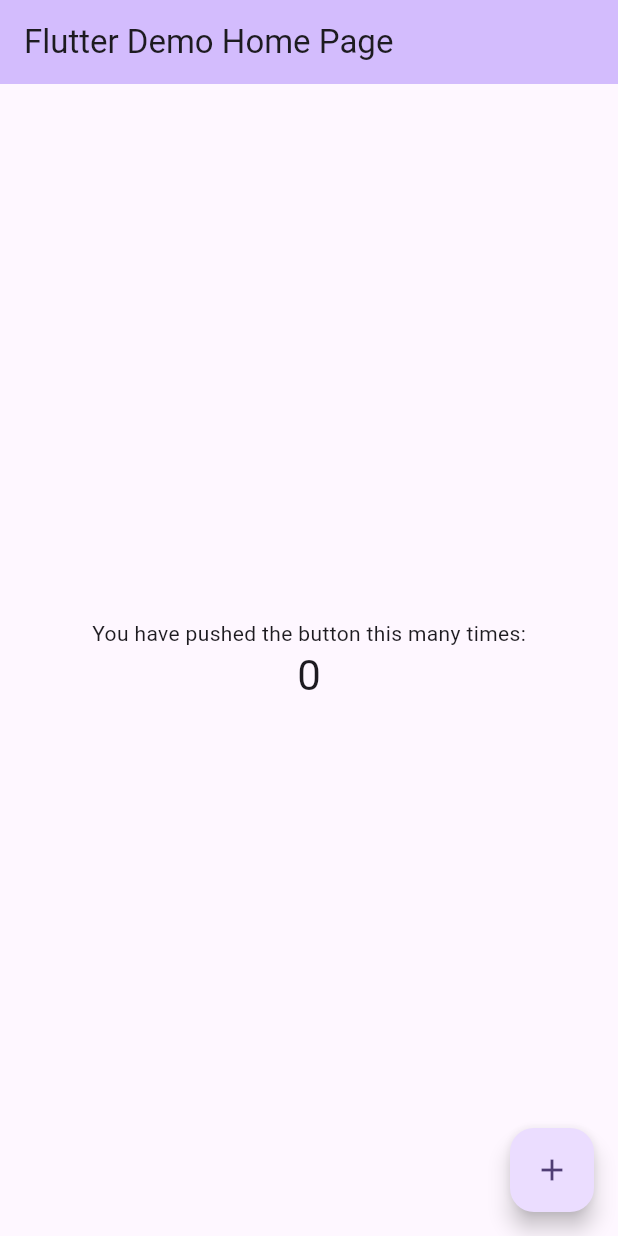
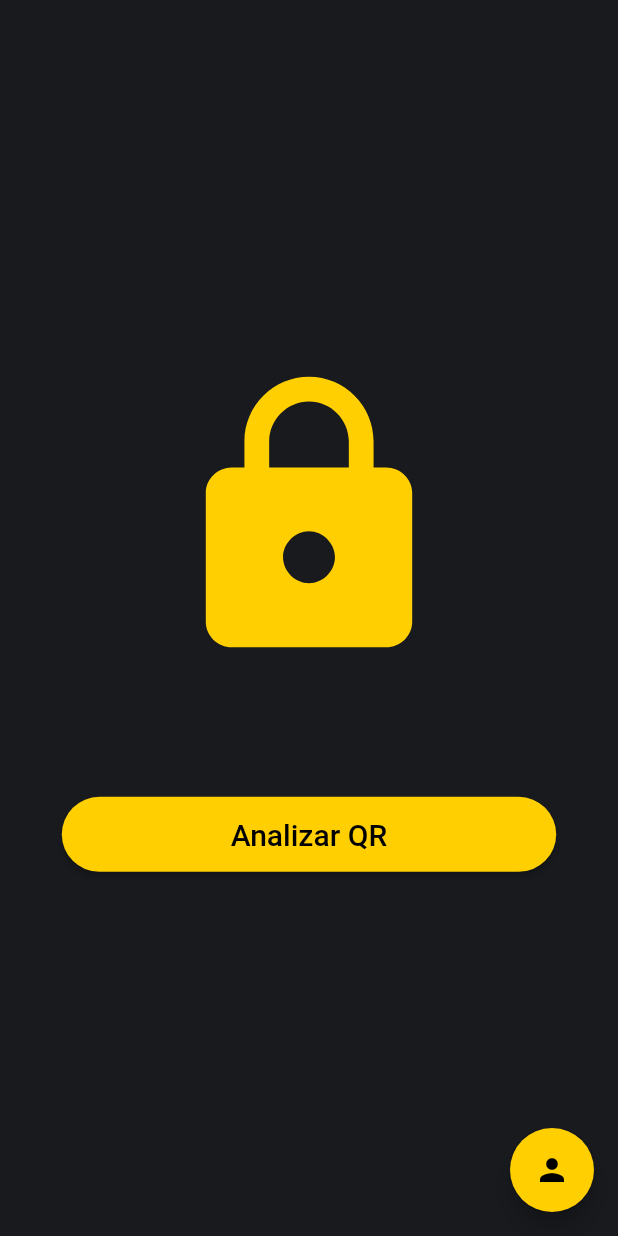
Before and after one commit to cobyzero/Access-Key-App, a Flutter app: the screen it shows after launch, on a phone screen of 412 x 824 dp. Run offline on Flutter 3.47's test engine with Material 2 defaults, Android fonts, the phone set to English and light mode, and no system bars; our stand-ins replace go_router.

Commit message:
feat: agregado screen main, widget render_windows, render_input, render_button, go_router

```diff
--- /dev/null
+++ b/lib/config/routes/routes.dart
@@ -0,0 +1,17 @@
+import 'package:access_key_app/infraestructure/presentation/screens/home_screen.dart';
+import 'package:access_key_app/infraestructure/presentation/screens/main_screen.dart';
+import 'package:go_router/go_router.dart';
+
+GoRouter goRouter = GoRouter(
+  initialLocation: "/main",
+  routes: [
+    GoRoute(
+      path: "/main",
+      builder: (context, state) => const MainScreen(),
+    ),
+    GoRoute(
+      path: "/home",
+      builder: (context, state) => const HomeScreen(),
+    )
+  ],
+);
--- /dev/null
+++ b/lib/config/util/colors.dart
@@ -0,0 +1,5 @@
+import 'package:flutter/material.dart';
+
+const kPrimaryColor = Color(0xffFFCF01);
+const kBackgroundColor = Color(0xff181A1E);
+const kContainersColor = Color(0xff1F2125);
--- /dev/null
+++ b/lib/infraestructure/presentation/screens/main_screen.dart
@@ -0,0 +1,44 @@
+import 'package:access_key_app/config/util/colors.dart';
+import 'package:access_key_app/infraestructure/presentation/widgets/render_button.dart';
+import 'package:access_key_app/infraestructure/presentation/widgets/render_windows.dart';
+import 'package:flutter/material.dart';
+import 'package:go_router/go_router.dart';
+
+class MainScreen extends StatelessWidget {
+  const MainScreen({super.key});
+
+  @override
+  Widget build(BuildContext context) {
+    final size = MediaQuery.of(context).size;
+    return RenderWindows(
+      floatingActionButton: FloatingActionButton(
+        backgroundColor: kPrimaryColor,
+        onPressed: () => context.go("/home"),
+        child: const Icon(
+          Icons.person,
+          color: Colors.black,
+        ),
+      ),
+      child: Center(
+        child: SingleChildScrollView(
+          child: Column(
+            children: [
+              Icon(
+                Icons.lock,
+                size: size.width * .5,
+                color: kPrimaryColor,
+              ),
+              SizedBox(
+                height: size.height * .1,
+              ),
+              RenderButton(
+                onPressed: () {},
+                text: "Analizar QR",
+              )
+            ],
+          ),
+        ),
+      ),
+    );
+  }
+}
--- /dev/null
+++ b/lib/infraestructure/presentation/widgets/render_button.dart
@@ -0,0 +1,29 @@
+import 'package:access_key_app/config/util/colors.dart';
+import 'package:flutter/material.dart';
+
+class RenderButton extends StatelessWidget {
+  const RenderButton({
+    super.key,
+    required this.text,
+    required this.onPressed,
+  });
+
+  final String text;
+  final Function() onPressed;
+
+  @override
+  Widget build(BuildContext context) {
+    return ElevatedButton(
+      style: ElevatedButton.styleFrom(
+          fixedSize: Size(MediaQuery.of(context).size.width, 50),
+          shape: const StadiumBorder(),
+          backgroundColor: kPrimaryColor,
+          foregroundColor: Colors.black),
+      onPressed: onPressed,
+      child: Text(
+        text,
+        style: const TextStyle(fontSize: 20),
+      ),
+    );
+  }
+}
--- /dev/null
+++ b/lib/infraestructure/presentation/widgets/render_input.dart
@@ -0,0 +1,10 @@
+import 'package:flutter/material.dart';
+
+class RenderInput extends StatelessWidget {
+  const RenderInput({super.key});
+
+  @override
+  Widget build(BuildContext context) {
+    return TextFormField();
+  }
+}
--- /dev/null
+++ b/lib/infraestructure/presentation/widgets/render_windows.dart
@@ -0,0 +1,32 @@
+import 'package:access_key_app/config/util/colors.dart';
+import 'package:flutter/material.dart';
+
+class RenderWindows extends StatelessWidget {
+  const RenderWindows({
+    super.key,
+    required this.child,
+    this.backgroundColor = kBackgroundColor,
+    this.padding,
+    this.floatingActionButton,
+  });
+
+  final Widget? child;
+  final Color backgroundColor;
+  final double? padding;
+  final Widget? floatingActionButton;
+
+  @override
+  Widget build(BuildContext context) {
+    final size = MediaQuery.of(context).size;
+    return Scaffold(
+      floatingActionButton: floatingActionButton,
+      backgroundColor: backgroundColor,
+      body: SafeArea(
+        child: Container(
+          padding: EdgeInsets.all(padding ?? size.width * .1),
+          child: child,
+        ),
+      ),
+    );
+  }
+}
--- a/lib/main.dart
+++ b/lib/main.dart
@@ -1,125 +1,17 @@
+import 'package:access_key_app/config/routes/routes.dart';
 import 'package:flutter/material.dart';
 
-void main() {
-  runApp(const MyApp());
-}
+void main() => runApp(const MyApp());
 
 class MyApp extends StatelessWidget {
   const MyApp({super.key});
 
-  // This widget is the root of your application.
   @override
   Widget build(BuildContext context) {
-    return MaterialApp(
-      title: 'Flutter Demo',
-      theme: ThemeData(
-        // This is the theme of your application.
-        //
-        // TRY THIS: Try running your application with "flutter run". You'll see
-        // the application has a blue toolbar. Then, without quitting the app,
-        // try changing the seedColor in the colorScheme below to Colors.green
-        // and then invoke "hot reload" (save your changes or press the "hot
-        // reload" button in a Flutter-supported IDE, or press "r" if you used
-        // the command line to start the app).
-        //
-        // Notice that the counter didn't reset back to zero; the application
-        // state is not lost during the reload. To reset the state, use hot
-        // restart instead.
-        //
-        // This works for code too, not just values: Most code changes can be
-        // tested with just a hot reload.
-        colorScheme: ColorScheme.fromSeed(seedColor: Colors.deepPurple),
-        useMaterial3: true,
-      ),
-      home: const MyHomePage(title: 'Flutter Demo Home Page'),
+    return MaterialApp.router(
+      title: 'Material App',
+      routerConfig: goRouter,
+      debugShowCheckedModeBanner: false,
     );
   }
 }
-
-class MyHomePage extends StatefulWidget {
-  const MyHomePage({super.key, required this.title});
-
-  // This widget is the home page of your application. It is stateful, meaning
-  // that it has a State object (defined below) that contains fields that affect
-  // how it looks.
-
-  // This class is the configuration for the state. It holds the values (in this
-  // case the title) provided by the parent (in this case the App widget) and
-  // used by the build method of the State. Fields in a Widget subclass are
-  // always marked "final".
-
-  final String title;
-
-  @override
-  State<MyHomePage> createState() => _MyHomePageState();
-}
-
-class _MyHomePageState extends State<MyHomePage> {
-  int _counter = 0;
-
-  void _incrementCounter() {
-    setState(() {
-      // This call to setState tells the Flutter framework that something has
-      // changed in this State, which causes it to rerun the build method below
-      // so that the display can reflect the updated values. If we changed
-      // _counter without calling setState(), then the build method would not be
-      // called again, and so nothing would appear to happen.
-      _counter++;
-    });
-  }
-
-  @override
-  Widget build(BuildContext context) {
-    // This method is rerun every time setState is called, for instance as done
-    // by the _incrementCounter method above.
-    //
-    // The Flutter framework has been optimized to make rerunning build methods
-    // fast, so that you can just rebuild anything that needs updating rather
-    // than having to individually change instances of widgets.
-    return Scaffold(
-      appBar: AppBar(
-        // TRY THIS: Try changing the color here to a specific color (to
-        // Colors.amber, perhaps?) and trigger a hot reload to see the AppBar
-        // change color while the other colors stay the same.
-        backgroundColor: Theme.of(context).colorScheme.inversePrimary,
-        // Here we take the value from the MyHomePage object that was created by
-        // the App.build method, and use it to set our appbar title.
-        title: Text(widget.title),
-      ),
-      body: Center(
-        // Center is a layout widget. It takes a single child and positions it
-        // in the middle of the parent.
-        child: Column(
-          // Column is also a layout widget. It takes a list of children and
-          // arranges them vertically. By default, it sizes itself to fit its
-          // children horizontally, and tries to be as tall as its parent.
-          //
-          // Column has various properties to control how it sizes itself and
-          // how it positions its children. Here we use mainAxisAlignment to
-          // center the children vertically; the main axis here is the vertical
-          // axis because Columns are vertical (the cross axis would be
-          // horizontal).
-          //
-          // TRY THIS: Invoke "debug painting" (choose the "Toggle Debug Paint"
-          // action in the IDE, or press "p" in the console), to see the
-          // wireframe for each widget.
-          mainAxisAlignment: MainAxisAlignment.center,
-          children: <Widget>[
-            const Text(
-              'You have pushed the button this many times:',
-            ),
-            Text(
-              '$_counter',
-              style: Theme.of(context).textTheme.headlineMedium,
-            ),
-          ],
-        ),
-      ),
-      floatingActionButton: FloatingActionButton(
-        onPressed: _incrementCounter,
-        tooltip: 'Increment',
-        child: const Icon(Icons.add),
-      ), // This trailing comma makes auto-formatting nicer for build methods.
-    );
-  }
-}
--- a/pubspec.yaml
+++ b/pubspec.yaml
@@ -35,6 +35,10 @@ dependencies:
   # The following adds the Cupertino Icons font to your application.
   # Use with the CupertinoIcons class for iOS style icons.
   cupertino_icons: ^1.0.2
+  dio: ^5.3.2
+  go_router: ^10.0.0
+  qr_code_scanner: ^1.0.1
+  mobile_scanner: ^3.3.0
 
 dev_dependencies:
   flutter_test:
```
Also changed, not shown: pubspec.lock, 1 other file.
